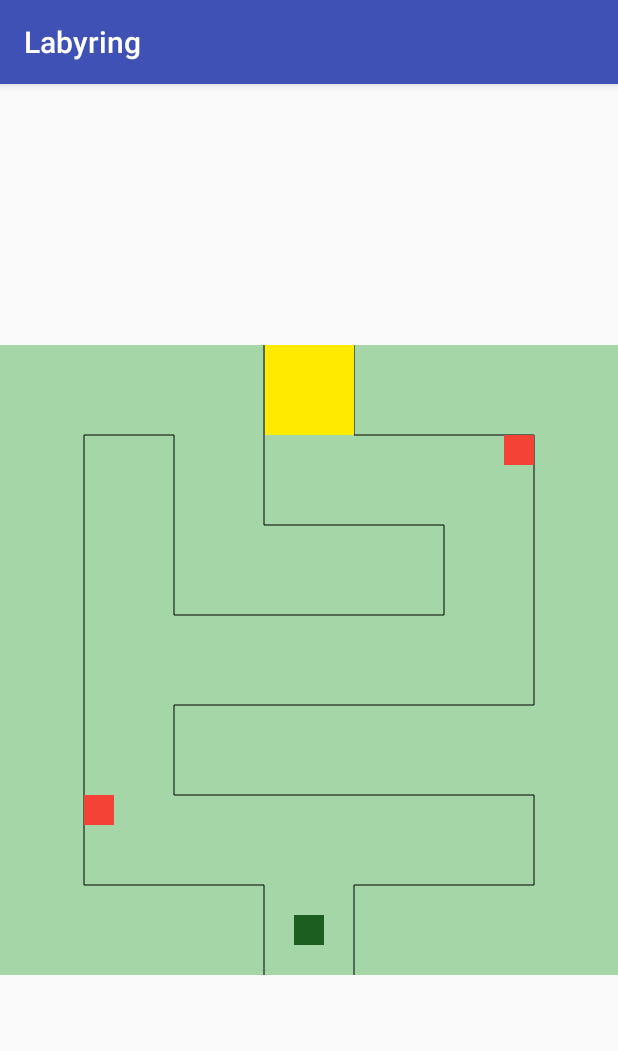
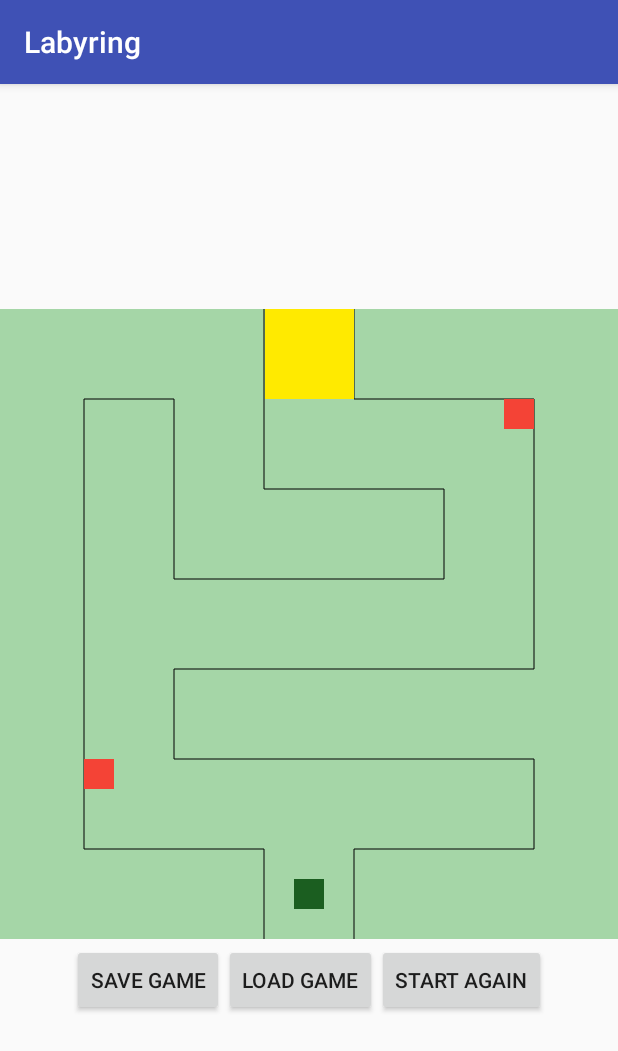
Before and after one commit to cunnla/Labyring, an Android app: the screen it shows after launch (MainActivity), on a phone screen of 412 x 824 dp. Shown: the top 1051 px of the screen. Run offline under Robolectric (Android 15) with nearby library versions, the phone set to English and light mode, and no system bars.

Commit message:
Spelling errors fixed, sensor type gravity used

```diff
--- a/app/src/main/java/cunnla/cunnla/labyring/MainActivity.java
+++ b/app/src/main/java/cunnla/cunnla/labyring/MainActivity.java
@@ -1,6 +1,7 @@
 package cunnla.cunnla.labyring;
 
 import android.content.Intent;
+import android.content.SharedPreferences;
 import android.content.res.Resources;
 import android.graphics.Canvas;
 import android.graphics.Color;
@@ -18,16 +19,22 @@ import android.content.Context;
 import android.widget.Button;
 import android.widget.ImageButton;
 import android.widget.LinearLayout;
+import android.widget.Toast;
 
 import org.xmlpull.v1.XmlPullParser;
 
-public class MainActivity extends AppCompatActivity implements SensorEventListener {
+public class MainActivity extends AppCompatActivity implements SensorEventListener, View.OnClickListener {
 
     SensorManager sensorManager;
     Sensor sensor;
 
     Canvas canvas;
     DrawView drawView;
+
+    Button saveGame;
+    Button loadGame;
+    Button startAgain;
+    SharedPreferences sPref;
 
     private static final String TAG = "myLogs";
 
@@ -39,7 +46,15 @@ public class MainActivity extends AppCompatActivity implements SensorEventListen
         setContentView(R.layout.activity_main);
 
         sensorManager = (SensorManager) getSystemService(SENSOR_SERVICE);
-        sensor = sensorManager.getDefaultSensor(Sensor.TYPE_ORIENTATION);
+        sensor = sensorManager.getDefaultSensor(Sensor.TYPE_GRAVITY);
+
+        saveGame = (Button)findViewById(R.id.saveGame);
+        saveGame.setOnClickListener(this);
+        loadGame = (Button)findViewById(R.id.loadGame);
+        loadGame.setOnClickListener(this);
+        startAgain = (Button)findViewById(R.id.startAgain);
+        startAgain.setOnClickListener(this);
+
 
         drawView = new DrawView(this);
         drawView = (DrawView)findViewById(R.id.drawView);
@@ -47,21 +62,42 @@ public class MainActivity extends AppCompatActivity implements SensorEventListen
         canvas = new Canvas();
     }
 
+    @Override
+    public void onClick(View v) {
+
+        switch (v.getId()){
+            case R.id.saveGame:
+                sPref = getPreferences(MODE_PRIVATE);
+                SharedPreferences.Editor ed = sPref.edit();
+                ed.putInt("heroX", drawView.heroX);
+                ed.putInt("heroY", drawView.heroY);
+                ed.commit();
+                Toast.makeText(this, "Data saved", Toast.LENGTH_SHORT).show();
+                break;
+            case R.id.loadGame:
+                sPref = getPreferences(MODE_PRIVATE);
+                drawView.heroX=sPref.getInt("heroX",drawView.heroXStart);
+                drawView.heroY=sPref.getInt("heroY", drawView.heroYStart);
+                Toast.makeText(this, "Data loaded", Toast.LENGTH_SHORT).show();
+                break;
+            case R.id.startAgain:
+                drawView.startAgain();
+                break;
+        }
+
+    }
+
 
     @Override
     public void onSensorChanged(SensorEvent event) {
         Log.d(TAG, "Sensor");
+        Log.d(TAG, event.values[0] + " "+event.values[1]+" "+event.values[2]);
 
-        int p0 = (int)event.values[0];
-        int p1 = (int)event.values[1];
-        int p2 = (int)event.values[2];
+        if (event.values[0]<-1){ drawView.moveRight(canvas);}
+        if (event.values[0]>1) { drawView.moveLeft(canvas);}
+        if (event.values[1]<1) { drawView.moveUp(canvas);}
+        if (event.values[1]>1) { drawView.moveDown(canvas);}
 
-        Log.d(TAG, p0 + " "+p1+" "+p2);
-
-        if (p2<-10){ drawView.moveRight(canvas);}
-        if (p2>10) { drawView.moveLeft(canvas);}
-        if (p1>2) { drawView.moveUp(canvas);}
-        if (p1<-10) { drawView.moveDown(canvas);}
 
         if (drawView.winGame()) {
             Log.d(TAG, "YOU WIN!!! main");
--- a/app/src/main/res/layout/activity_main.xml
+++ b/app/src/main/res/layout/activity_main.xml
@@ -15,7 +15,31 @@
         android:layout_height="630px"/>
 
 
+    <LinearLayout xmlns:android="http://schemas.android.com/apk/res/android"
+        android:layout_width="fill_parent"
+        android:layout_height="wrap_content"
+        android:gravity="center"
+        android:orientation="horizontal">
 
+        <Button
+            android:layout_width="wrap_content"
+            android:layout_height="wrap_content"
+            android:id="@+id/saveGame"
+            android:text="Save Game"/>
+
+        <Button
+            android:layout_width="wrap_content"
+            android:layout_height="wrap_content"
+            android:id="@+id/loadGame"
+            android:text="Load Game"/>
+
+        <Button
+            android:layout_width="wrap_content"
+            android:layout_height="wrap_content"
+            android:id="@+id/startAgain"
+            android:text="Start Again"/>
+
+    </LinearLayout>
 
 
 </LinearLayout>
```
Also changed, not shown: app/src/main/java/cunnla/cunnla/labyring/DrawView.java (+12 -3 lines).
